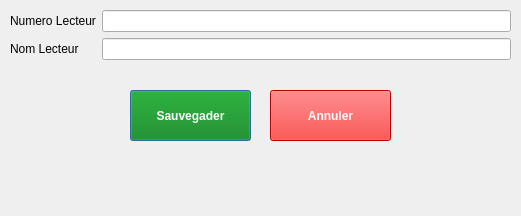
Above: modifierunlecteur.ui from ainafi/gestion-bibliothecaire before the change. Below: the same form after it.
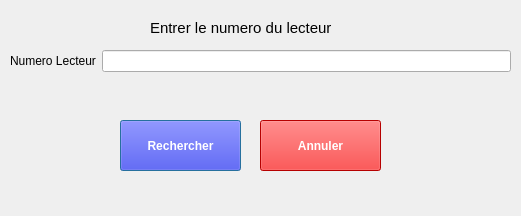
That is the form after the change.

```diff
--- a/modifierunlecteur.ui
+++ b/modifierunlecteur.ui
@@ -17,9 +17,9 @@
    <property name="geometry">
     <rect>
      <x>10</x>
-     <y>10</y>
+     <y>50</y>
      <width>501</width>
-     <height>61</height>
+     <height>41</height>
     </rect>
    </property>
    <layout class="QFormLayout" name="formLayout">
@@ -33,43 +33,33 @@
     <item row="0" column="1">
      <widget class="QLineEdit" name="NumeroLecteur"/>
     </item>
-    <item row="1" column="0">
-     <widget class="QLabel" name="label_2">
-      <property name="text">
-       <string>Nom Lecteur</string>
-      </property>
-     </widget>
-    </item>
-    <item row="1" column="1">
-     <widget class="QLineEdit" name="NomLecteur"/>
-    </item>
    </layout>
   </widget>
   <widget class="QPushButton" name="SaveModif">
    <property name="geometry">
     <rect>
-     <x>130</x>
-     <y>90</y>
+     <x>120</x>
+     <y>120</y>
      <width>121</width>
      <height>51</height>
     </rect>
    </property>
    <property name="styleSheet">
     <string notr="true">QPushButton{
-background:green;
+background:blue;
 color:white;
 font-weight:bold;
 }</string>
    </property>
    <property name="text">
-    <string>Sauvegader</string>
+    <string>Rechercher</string>
    </property>
   </widget>
   <widget class="QPushButton" name="pushButton_2">
    <property name="geometry">
     <rect>
-     <x>270</x>
-     <y>90</y>
+     <x>260</x>
+     <y>120</y>
      <width>121</width>
      <height>51</height>
     </rect>
@@ -85,6 +75,24 @@
     <string>Annuler</string>
    </property>
   </widget>
+  <widget class="QLabel" name="label_2">
+   <property name="geometry">
+    <rect>
+     <x>150</x>
+     <y>20</y>
+     <width>251</width>
+     <height>16</height>
+    </rect>
+   </property>
+   <property name="styleSheet">
+    <string notr="true">QLabel{
+font-size:15px;
+}</string>
+   </property>
+   <property name="text">
+    <string>Entrer le numero du lecteur</string>
+   </property>
+  </widget>
  </widget>
  <resources/>
  <connections/>
```
